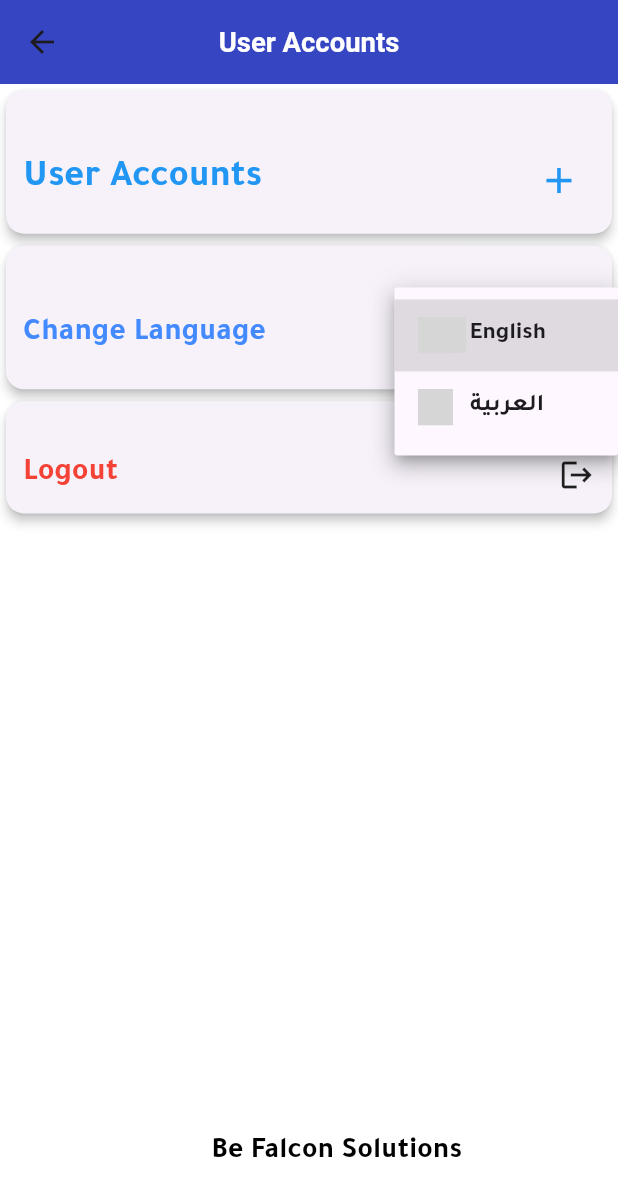
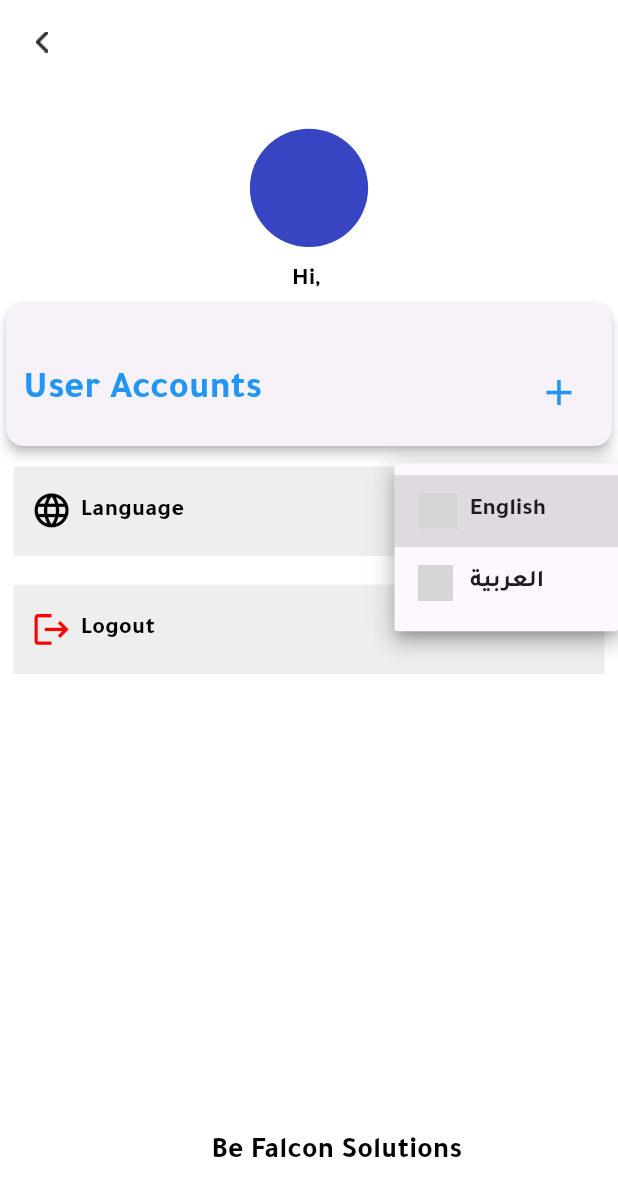
Before and after one commit to BFS-MobileApp/land_lord_statistics, a Flutter app: the SettingScreen screen opened by its route, after a tap on "English", on a phone screen of 412 x 824 dp. Shown: the top 1196 px of the screen. Run offline on Flutter 3.47's test engine with Material 3 defaults, Android fonts, the phone set to English and light mode, and no system bars; our stand-ins replace bloc, dartz, dio, equatable, flutter_bloc, flutter_colorpicker and 8 more; missing offline and left inert: country_flags; accounts and stored records are empty; grey boxes are pictures that could not be loaded.

Commit message:
- New Design - Setting Page

```diff
--- a/lib/config/PrefHelper/dbhelper.dart
+++ b/lib/config/PrefHelper/dbhelper.dart
@@ -103,7 +103,6 @@ class DatabaseHelper {
 
   Future<void> activateUser(String email) async {
     final db = await database;
-    // First, set all users to inactive
     await db.update(
       'users',
       {'active': 0},
@@ -150,6 +149,17 @@ class DatabaseHelper {
       columns: ['name'],
     );
     return result.first['name'].toString();
+  }
+
+  Future<String> getActiveMail() async {
+    final db = await database;
+    final result = await db.query(
+      'users',
+      where: 'active = ?',
+      whereArgs: [1], // 1 represents an active user
+      columns: ['email'],
+    );
+    return result.first['email'].toString();
   }
 
   Future<void> deleteAllActiveUsers() async {
--- a/lib/config/theme/app_theme.dart
+++ b/lib/config/theme/app_theme.dart
@@ -12,8 +12,9 @@ ThemeData appTheme(){
       brightness: Brightness.light,
       appBarTheme: AppBarTheme(
           centerTitle: true,
-          titleTextStyle: TextStyle(fontSize: 16.sp , fontWeight: FontWeight.bold),
-          backgroundColor: AppColors.primaryColor
+          titleTextStyle: TextStyle(color: AppColors.black , fontSize: 16.sp , fontWeight: FontWeight.normal),
+          backgroundColor: AppColors.whiteColor,
+          elevation: 0
       ),
       scaffoldBackgroundColor: AppColors.whiteColor,
       textTheme: TextTheme(
--- a/lib/core/utils/app_colors.dart
+++ b/lib/core/utils/app_colors.dart
@@ -10,6 +10,7 @@ class AppColors{
   static const red =  Color(0xFFFF0000);
   static const green = Color(0xFF4CAF50);
   static const grey = Color(0xFFC9C9C9);
+  static const containerColor = Color(0xFFEEEEEE);
   static const ofGrey = Color(0xFFE5E5E5);
   static const ofWhite = Color(0xFFFAFAFA);
   static const grey500 = Color(0xFFF1F2F6);
--- a/lib/core/utils/assets_manager.dart
+++ b/lib/core/utils/assets_manager.dart
@@ -6,4 +6,6 @@ class AssetsManager{
   static const String logoIcon = '$imagePath/logo.png';
   static const String noDataImage = '$imagePath/noData.png';
   static const String back = '$imagePath/back_icon.png';
+  static const String search = '$imagePath/search.png';
+  static const String setting = '$imagePath/settings.png';
 }
--- a/lib/core/utils/helper.dart
+++ b/lib/core/utils/helper.dart
@@ -26,6 +26,20 @@ class Helper{
     for (int i = 0; i < words.length && i < 2; i++) {
       if (words[i].isNotEmpty) {
         result.add(words[i][0]);
+      }
+    }
+    String resultString = result.join();
+    print(resultString);
+    return resultString;
+  }
+
+  static String returnFirstTwoChars(String item){
+    List<String> words = item.split(' ');
+    List<String> result = [];
+    for (int i = 0; i < words.length && i < 2; i++) {
+      if (words[i].isNotEmpty) {
+        result.add(words[i][0]);
+        result.add(words[i][1]);
       }
     }
     String resultString = result.join();
--- a/lib/core/utils/local_strings.dart
+++ b/lib/core/utils/local_strings.dart
@@ -44,7 +44,9 @@ class LocalStrings extends Translations {
       "emptyPassword":"من فضلك ادخل كلمه المرور",
       "updatePhase":"هناك نسخة جديدة متاحة من التطبيق، يرجى تحديث التطبيق للاستمتاع بالميزات الجديدة",
       "update":"تحديث",
-      "signIn":"تسجيل الدخول"
+      "signIn":"تسجيل الدخول",
+      "hi":"اهلا",
+      "language":"اللغة"
     },
     'en_US': {
       "appName":"Claimizer",
@@ -87,7 +89,9 @@ class LocalStrings extends Translations {
       "updatePhase":"There is a new version of application available , please update the application to enjoy new features",
       "update":"Update",
       "landLordStatistics":"Landlord Statistics",
-      "signIn":"Sign In"
+      "signIn":"Sign In",
+      "hi":"Hi",
+      "language":"Language"
 
     },
   };
--- a/lib/feature/login/presentation/screen/login_screen.dart
+++ b/lib/feature/login/presentation/screen/login_screen.dart
@@ -198,9 +198,7 @@ class _LoginScreenState extends State<LoginScreen> {
       return Scaffold(
           bottomNavigationBar: const LogoWidget(),
           appBar: AppBar(
-            elevation: 0,
-            backgroundColor: Colors.white,
-            title: Text('login'.tr , style: TextStyle(color: Colors.black , fontSize: 16.sp , fontWeight: FontWeight.normal),),
+            title: Text('login'.tr ),
             leading: InkWell(
               child: Image.asset(AssetsManager.back , width: ScreenUtil().setWidth(14),height: ScreenUtil().setHeight(8),),
               onTap: (){
--- a/lib/feature/setting/presentation/screen/setting_screen.dart
+++ b/lib/feature/setting/presentation/screen/setting_screen.dart
@@ -5,8 +5,10 @@ import 'package:LandlordStatistics/config/routes/app_routes.dart';
 import 'package:LandlordStatistics/core/api/end_points.dart';
 import 'package:LandlordStatistics/core/utils/app_colors.dart';
 import 'package:LandlordStatistics/core/utils/app_strings.dart';
+import 'package:LandlordStatistics/core/utils/assets_manager.dart';
 import 'package:LandlordStatistics/core/utils/helper.dart';
 import 'package:LandlordStatistics/feature/setting/presentation/cubit/setting_cubit.dart';
+import 'package:LandlordStatistics/feature/setting/presentation/widget/container_item.dart';
 import 'package:LandlordStatistics/feature/setting/presentation/widget/user_accounts_item.dart';
 import 'package:LandlordStatistics/widgets/alert_dilog_widget.dart';
 import 'package:LandlordStatistics/widgets/logo_widget.dart';
@@ -26,7 +28,7 @@ class SettingScreen extends StatefulWidget {
 
 class _SettingScreenState extends State<SettingScreen> {
 
-  String dropDownValue = '' , name = '';
+  String dropDownValue = '' , name = '' , mail = '';
   final databaseHelper = DatabaseHelper.instance;
   bool isUsingMultiServerFeature = false;
   String urlType = '';
@@ -41,6 +43,7 @@ class _SettingScreenState extends State<SettingScreen> {
     getAccounts();
     getCurrentLocal();
     getActiveUserName();
+    getActiveMail();
     checkMultiServerFeature();
   }
 
@@ -48,6 +51,15 @@ class _SettingScreenState extends State<SettingScreen> {
     await databaseHelper.getActiveUserName().then((value){
       setState(() {
         name = value;
+        print(value);
+      });
+    });
+  }
+
+  getActiveMail() async{
+    await databaseHelper.getActiveMail().then((value){
+      setState(() {
+        mail = value;
       });
     });
   }
@@ -162,7 +174,14 @@ class _SettingScreenState extends State<SettingScreen> {
     return Scaffold(
       bottomNavigationBar: const LogoWidget(),
       appBar: AppBar(
-        title: Text('userAccounts'.tr),
+        title: Text(mail),
+        leading: InkWell(
+          child: Image.asset(AssetsManager.back , width: ScreenUtil().setWidth(14),height: ScreenUtil().setHeight(8),),
+          onTap: (){
+            Navigator.of(context).pop();
+          },
+
+        ),
       ),
       body: ListView(
         children: [
@@ -172,6 +191,22 @@ class _SettingScreenState extends State<SettingScreen> {
               child: Text(urlType , style: TextStyle(fontWeight: FontWeight.w700 , color: AppColors.primaryColor , fontSize: 16.sp),),
             ),
           ) : const SizedBox(),
+          Container(
+            margin: EdgeInsets.only(top: ScreenUtil().setHeight(25)),
+            width: ScreenUtil().setWidth(66),
+            height: ScreenUtil().setHeight(66),
+            decoration: const BoxDecoration(
+                shape: BoxShape.circle,
+                color: AppColors.loginPhaseFontColor),
+            child: Center(
+              child: Text(Helper.returnFirstTwoChars(name) , style: TextStyle(fontWeight: FontWeight.w700 , fontSize: 20.sp , color: AppColors.whiteColor),),
+            ),
+          ),
+          Container(
+            margin: EdgeInsets.only(top: ScreenUtil().setHeight(10)),
+            alignment: Alignment.center,
+            child: Text('${'hi'.tr}, $name' , style: TextStyle(fontSize: 14.sp , fontWeight: FontWeight.w700 , color: AppColors.black),),
+          ),
           Card(
             elevation: 3,
             child: Container(
@@ -196,16 +231,17 @@ class _SettingScreenState extends State<SettingScreen> {
               ),
             ),
           ),
-          Card(
-            elevation: 3,
-            child: Container(
-              margin: EdgeInsets.only(bottom: ScreenUtil().setHeight(10) , right: ScreenUtil().setWidth(10) ,left: ScreenUtil().setWidth(10), top: ScreenUtil().setHeight(30)),
-              child: InkWell(
-                onTap: ()=>callLogoutDialog(),
-                child: Row(
+          ContainerItem(
+            itemWidget: Row(
               mainAxisAlignment: MainAxisAlignment.spaceBetween,
               children: [
-                    Text('changeLanguage'.tr , style: TextStyle(fontSize: 18.sp , color: Colors.blueAccent),),
+                Row(
+                  children: [
+                    Icon(Icons.language , size: 24.sp,color: AppColors.black,),
+                    SizedBox(width: ScreenUtil().setWidth(5),),
+                    Text('language'.tr , style: TextStyle(fontSize: 14.sp , fontWeight: FontWeight.w600),)
+                  ],
+                ),
                 DropdownButton<String>(
                   value: dropDownValue,
                   onChanged: (String? newValue) {
@@ -217,28 +253,19 @@ class _SettingScreenState extends State<SettingScreen> {
                     buildDropdownItem('English', CountryFlag.fromLanguageCode('en')),
                     buildDropdownItem('العربية', CountryFlag.fromCountryCode('ae')),
                   ],
-                    ),
+                )
               ],
             ),
-              ),
-            ),
-          ),
-          Card(
-            elevation: 3,
-            child: Container(
-              margin: EdgeInsets.only(bottom: ScreenUtil().setHeight(10) , right: ScreenUtil().setWidth(10) ,left: ScreenUtil().setWidth(10), top: ScreenUtil().setHeight(30)),
-              child: InkWell(
-                onTap: ()=>callLogoutDialog(),
-                child: Row(
-                  mainAxisAlignment: MainAxisAlignment.spaceBetween,
+            height: 50,),
+          ContainerItem(
+            itemWidget: Row(
               children: [
-                    Text('logout'.tr , style: TextStyle(fontSize: 18.sp , color: Colors.red),),
-                    const Icon(Icons.logout)
+                Icon(Icons.logout , size: 24.sp,color: AppColors.red,),
+                SizedBox(width: ScreenUtil().setWidth(5),),
+                Text('logout'.tr , style: TextStyle(fontSize: 14.sp , fontWeight: FontWeight.w600),)
               ],
             ),
-              ),
-            ),
-          ),
+            height: 50,),
         ],
       ),
     );
--- /dev/null
+++ b/lib/feature/setting/presentation/widget/container_item.dart
@@ -0,0 +1,22 @@
+import 'package:LandlordStatistics/core/utils/app_colors.dart';
+import 'package:flutter/material.dart';
+import 'package:flutter_screenutil/flutter_screenutil.dart';
+
+// ignore: must_be_immutable
+class ContainerItem extends StatelessWidget {
+  Widget itemWidget;
+  double height;
+  ContainerItem({Key? key , required this.itemWidget , required this.height}) : super(key: key);
+
+  @override
+  Widget build(BuildContext context) {
+    return Container(
+      padding: EdgeInsets.symmetric(horizontal: ScreenUtil().setWidth(10)),
+      margin: EdgeInsets.symmetric(horizontal: ScreenUtil().setWidth(8) , vertical: ScreenUtil().setHeight(8)),
+      width: MediaQuery.of(context).size.width,
+      height: ScreenUtil().setHeight(height),
+      color: AppColors.containerColor,
+      child: itemWidget,
+    );
+  }
+}
--- a/lib/feature/statistics/presentation/screen/statistic_screen.dart
+++ b/lib/feature/statistics/presentation/screen/statistic_screen.dart
@@ -3,6 +3,7 @@ import 'dart:io';
 import 'package:LandlordStatistics/config/arguments/routes_arguments.dart';
 import 'package:LandlordStatistics/config/routes/app_routes.dart';
 import 'package:LandlordStatistics/core/utils/app_colors.dart';
+import 'package:LandlordStatistics/core/utils/assets_manager.dart';
 import 'package:LandlordStatistics/core/utils/helper.dart';
 import 'package:LandlordStatistics/feature/statistics/data/models/statistic_model.dart';
 import 'package:LandlordStatistics/feature/statistics/presentation/cubit/statistic_cubit.dart';
@@ -264,10 +265,7 @@ class _StatisticScreenState extends State<StatisticScreen> {
                   },
                   child: Padding(
                     padding: EdgeInsets.all(8.0.sp),
-                    child: const Icon(
-                      Icons.search,
-                      color: Colors.white,
-                    ),
+                    child: Image.asset(AssetsManager.search , width: ScreenUtil().setWidth(24), height: ScreenUtil().setHeight(24),),
                   ),
                 ),
                 GestureDetector(
@@ -276,17 +274,13 @@ class _StatisticScreenState extends State<StatisticScreen> {
                   },
                   child: Padding(
                     padding: EdgeInsets.all(8.0.sp),
-                    child: const Icon(
-                      Icons.settings,
-                      color: Colors.white,
-                    ),
+                    child: Image.asset(AssetsManager.setting , width: ScreenUtil().setWidth(24), height: ScreenUtil().setHeight(24),),
                   ),
                 )
               ],
-              leading: IconButton(
-                onPressed: ()=>exit(0),
-                icon: const Icon(Icons.arrow_back_sharp),
-                color: AppColors.whiteColor,
+              leading: InkWell(
+                onTap: ()=>exit(0),
+                child: Image.asset(AssetsManager.back , width: ScreenUtil().setWidth(24), height: ScreenUtil().setHeight(24),),
               ),
           ),
           body: _statisticWidget(),
```
Also changed, not shown: assets/images/search.png (added), assets/images/settings.png (added). Lines whose indentation alone changed are shown as unchanged.
